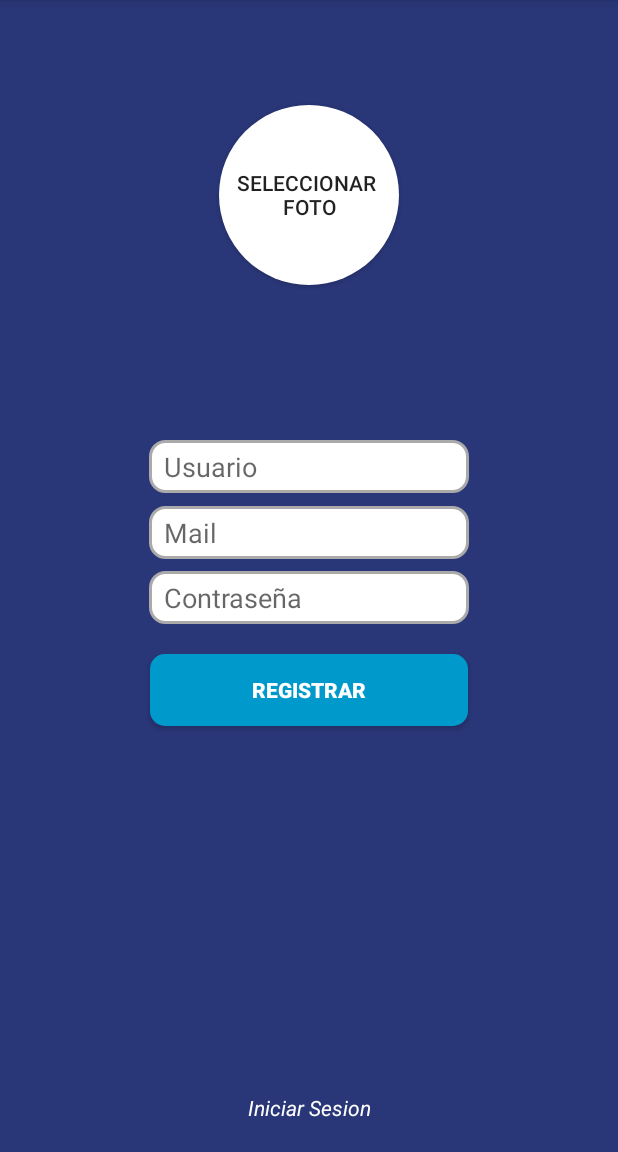
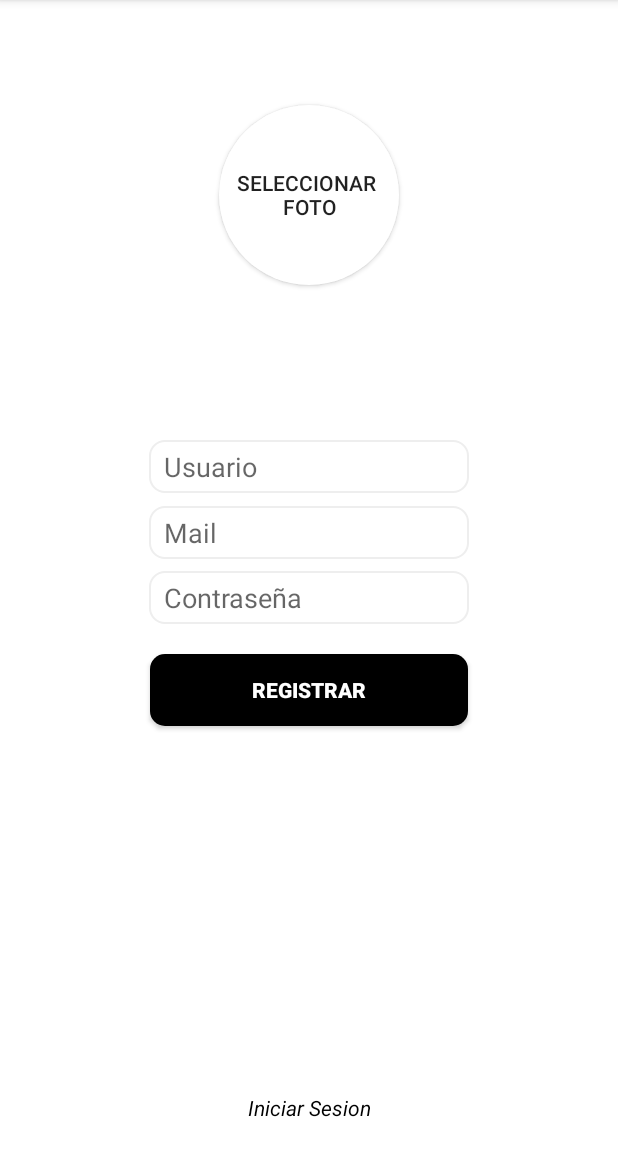
Before and after one commit to haaza23/HeizMessenger, an Android app: the screen it shows after launch (MainActivity before the commit, RegisterActivity after it), on a phone screen of 412 x 824 dp, the part 84-1236 px from its top. Run offline under Robolectric (Android 15) with nearby library versions, the phone set to English and light mode, and no system bars; our stand-ins replace CircleImageView, Firebase (no records; nobody signed in at launch, a user with empty details on screens opened directly).

```diff
--- a/app/build.gradle
+++ b/app/build.gradle
@@ -34,6 +34,9 @@ dependencies {
     androidTestImplementation 'androidx.test.espresso:espresso-core:3.1.1'
     implementation 'com.google.firebase:firebase-analytics:17.2.0'
     implementation 'com.google.firebase:firebase-auth:19.2.0'
+    implementation 'com.google.firebase:firebase-storage:19.1.0'
+    implementation 'com.google.firebase:firebase-database:19.1.0'
+    implementation 'de.hdodenhof:circleimageview:3.0.2'
 }
 
 apply plugin: 'com.android.application'
--- a/app/src/main/AndroidManifest.xml
+++ b/app/src/main/AndroidManifest.xml
@@ -9,7 +9,7 @@
         android:roundIcon="@mipmap/ic_launcher_round"
         android:supportsRtl="true"
         android:theme="@style/AppTheme">
-        <activity android:name=".MainActivity">
+        <activity android:name=".RegisterActivity">
             <intent-filter>
                 <action android:name="android.intent.action.MAIN" />
 
--- a/app/src/main/java/com/heiztechno/heizmessenger/MainActivity.kt
+++ /dev/null
@@ -1,79 +0,0 @@
-package com.heiztechno.heizmessenger
-
-import android.content.Intent
-import androidx.appcompat.app.AppCompatActivity
-import android.os.Bundle
-import android.util.Log
-import android.widget.Button
-import android.widget.EditText
-import android.widget.TextView
-import android.widget.Toast
-import com.google.firebase.analytics.FirebaseAnalytics
-import com.google.firebase.auth.FirebaseAuth
-import org.w3c.dom.Text
-
-private lateinit var txtUser : EditText
-private lateinit var txtMail : EditText
-private lateinit var txtPass : EditText
-private lateinit var btnRegistrar : Button
-private lateinit var txtLogIn : TextView
-
-private lateinit var auth: FirebaseAuth
-
-class MainActivity : AppCompatActivity() {
-
-    override fun onCreate(savedInstanceState: Bundle?) {
-        super.onCreate(savedInstanceState)
-        setContentView(R.layout.activity_main)
-
-        txtUser = findViewById(R.id.txtUsername)
-        txtMail = findViewById(R.id.txtMail)
-        txtPass = findViewById(R.id.txtPassword)
-        btnRegistrar = findViewById(R.id.btnRegister)
-        txtLogIn = findViewById(R.id.txtLogIn)
-
-        btnRegistrar.setOnClickListener {
-            registerUser()
-        }
-
-        txtLogIn.setOnClickListener {
-            Log.d("mainActivity", "mostrar pantalla log in")
-
-            //Llamar a la actividad de Log In
-            val intent = Intent(this, LogInActivity::class.java)
-            startActivity(intent)
-        }
-    }
-
-
-    private fun registerUser(){
-        val mail = txtMail.text.toString()
-        val contrasenia = txtPass.text.toString()
-
-        if(mail.isEmpty() || contrasenia.isEmpty()){
-            Toast.makeText(this, "Los campos no pueden estar vacios", Toast.LENGTH_SHORT).show()
-            return
-        }
-
-        Log.d("mainActivity", "El mail es: " + mail)
-        Log.d("mainActivity", "La contraseña es: $contrasenia")
-
-        //Conectar con Firebase
-        auth = FirebaseAuth.getInstance()
-        auth.createUserWithEmailAndPassword(mail, contrasenia)
-            .addOnCompleteListener {
-                if (it.isSuccessful){
-                    Log.d("Firebase", "Se creo correctamente el uid: ${it?.result?.user?.uid}")
-                    val user = auth.currentUser
-                    //updateUI
-                }else{
-                    Toast.makeText(baseContext, "Error en la autenticacion",
-                        Toast.LENGTH_SHORT).show()
-                }
-            }
-            .addOnFailureListener{
-                Toast.makeText(this, "No se pudo crear el usuario: ${it.message}", Toast.LENGTH_SHORT).show()
-                Log.d("Firebase", "No se pudo crear el usuario: ${it.message}")
-            }
-    }
-}
--- /dev/null
+++ b/app/src/main/java/com/heiztechno/heizmessenger/User.kt
@@ -0,0 +1,3 @@
+package com.heiztechno.heizmessenger
+
+class User(val uid: String, val username: String, val profilePicture: String)
--- a/app/src/main/res/drawable/rounded_button.xml
+++ b/app/src/main/res/drawable/rounded_button.xml
@@ -1,7 +1,7 @@
 <?xml version="1.0" encoding="utf-8"?>
 <shape xmlns:android="http://schemas.android.com/apk/res/android">
 
-    <solid android:color="@android:color/holo_blue_dark"/>
+    <solid android:color="#000000"/>
     <corners android:radius="10dp"/>
 
 </shape>
--- a/app/src/main/res/drawable/rounded_edittext.xml
+++ b/app/src/main/res/drawable/rounded_edittext.xml
@@ -1,7 +1,7 @@
 <?xml version="1.0" encoding="utf-8"?>
 <shape xmlns:android="http://schemas.android.com/apk/res/android">
 
-    <stroke android:width="2dp" android:color="@android:color/darker_gray"/>
+    <stroke android:width="1dp" android:color="#EEEEEE"/>
     <solid android:color="@android:color/white"/>
     <corners android:radius="10dp"/>
 
--- a/app/src/main/res/layout/activity_main.xml
+++ b/app/src/main/res/layout/activity_register.xml
@@ -4,7 +4,7 @@
     xmlns:tools="http://schemas.android.com/tools"
     android:layout_width="match_parent"
     android:layout_height="match_parent"
-    android:background="#293677"
+    android:background="#FFFFFF"
     android:focusableInTouchMode="true"
     tools:context=".MainActivity">
 
@@ -81,7 +81,7 @@
         android:layout_height="wrap_content"
         android:text="Iniciar Sesion"
         android:textStyle="italic"
-        android:textColor="@android:color/white"
+        android:textColor="@android:color/black"
         android:layout_marginBottom="20dp"
         app:layout_constraintBottom_toBottomOf="parent"
         app:layout_constraintLeft_toLeftOf="parent"
@@ -96,6 +96,14 @@
         app:layout_constraintTop_toTopOf="parent"
         android:layout_marginTop="70dp"
         app:layout_constraintLeft_toLeftOf="parent"
-        app:layout_constraintRight_toRightOf="parent"
-        />
+        app:layout_constraintRight_toRightOf="parent" />
+
+    <de.hdodenhof.circleimageview.CircleImageView
+        android:id="@+id/imgSelected"
+        android:layout_width="120dp"
+        android:layout_height="120dp"
+        app:layout_constraintTop_toTopOf="parent"
+        android:layout_marginTop="70dp"
+        app:layout_constraintLeft_toLeftOf="parent"
+        app:layout_constraintRight_toRightOf="parent" />
 </androidx.constraintlayout.widget.ConstraintLayout>
```
Also changed, not shown: app/src/main/java/com/heiztechno/heizmessenger/LogInActivity.kt (+8 -0 lines), app/src/main/java/com/heiztechno/heizmessenger/RegisterActivity.kt (added, +155 -0 lines), app/src/main/res/layout/activity_login.xml (+17 -7 lines).
